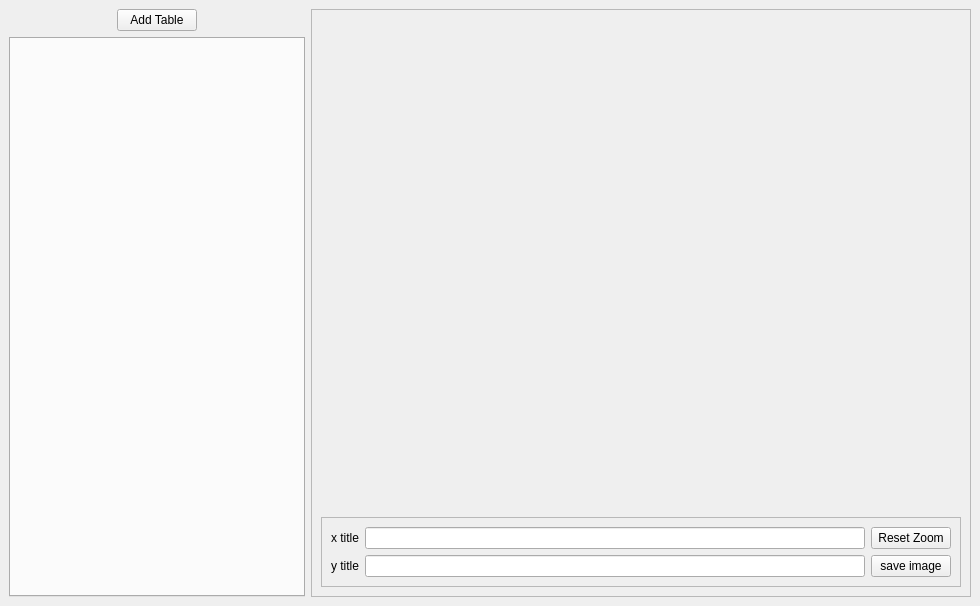
The window that WWplot/ui/application_window.ui (wwmm/wwplot) describes before a commit, drawn with Qt 5.
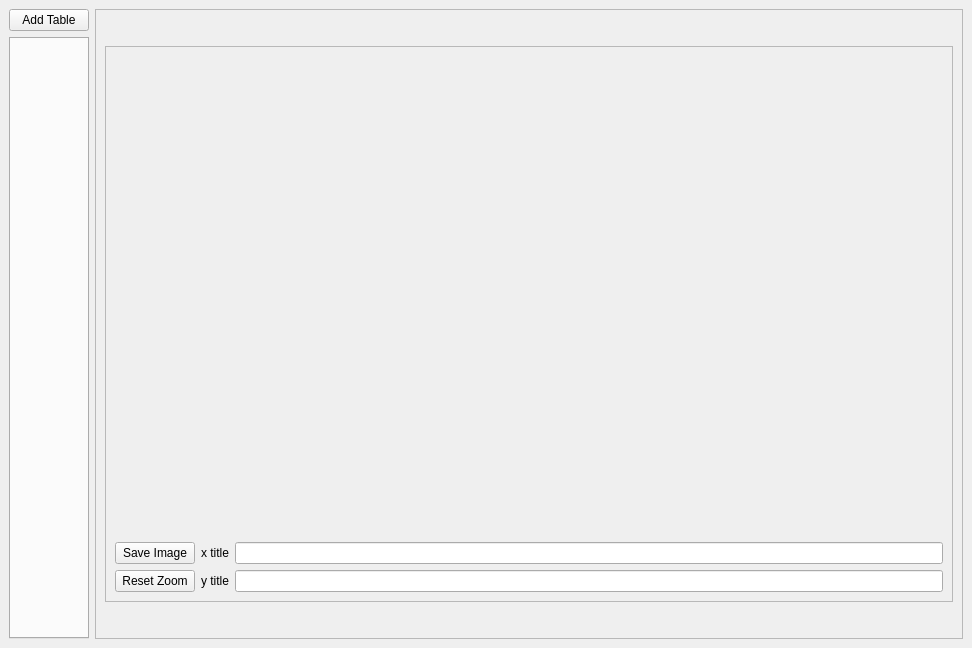
The same window after the commit. Custom widgets are drawn as their Qt base class.

Patch:
```diff
--- a/WWplot/ui/application_window.ui
+++ b/WWplot/ui/application_window.ui
@@ -6,8 +6,8 @@
    <rect>
     <x>0</x>
     <y>0</y>
-    <width>980</width>
-    <height>606</height>
+    <width>972</width>
+    <height>648</height>
    </rect>
   </property>
   <property name="sizePolicy">
@@ -33,7 +33,7 @@
     <item row="1" column="0">
      <widget class="QTabWidget" name="tab_widget">
       <property name="sizePolicy">
-       <sizepolicy hsizetype="MinimumExpanding" vsizetype="MinimumExpanding">
+       <sizepolicy hsizetype="Minimum" vsizetype="MinimumExpanding">
         <horstretch>0</horstretch>
         <verstretch>0</verstretch>
        </sizepolicy>
@@ -112,49 +112,45 @@
            <number>6</number>
           </property>
           <item row="1" column="1">
-           <widget class="QLineEdit" name="x_axis_title">
-            <property name="text">
-             <string/>
-            </property>
-            <property name="placeholderText">
-             <string/>
-            </property>
-            <property name="clearButtonEnabled">
-             <bool>false</bool>
-            </property>
-           </widget>
-          </item>
-          <item row="1" column="0">
            <widget class="QLabel" name="label_x_title">
             <property name="text">
              <string>x title</string>
             </property>
+            <property name="alignment">
+             <set>Qt::AlignRight|Qt::AlignTrailing|Qt::AlignVCenter</set>
+            </property>
+           </widget>
+          </item>
+          <item row="1" column="0">
+           <widget class="QPushButton" name="save_image">
+            <property name="sizePolicy">
+             <sizepolicy hsizetype="Minimum" vsizetype="Fixed">
+              <horstretch>0</horstretch>
+              <verstretch>0</verstretch>
+             </sizepolicy>
+            </property>
+            <property name="text">
+             <string>Save Image</string>
+            </property>
+           </widget>
+          </item>
+          <item row="1" column="3">
+           <widget class="QLineEdit" name="x_axis_title">
+            <property name="text">
+             <string/>
+            </property>
+            <property name="placeholderText">
+             <string/>
+            </property>
+            <property name="clearButtonEnabled">
+             <bool>false</bool>
+            </property>
            </widget>
           </item>
           <item row="2" column="0">
-           <widget class="QLabel" name="label_y_title">
-            <property name="text">
-             <string>y title</string>
-            </property>
-           </widget>
-          </item>
-          <item row="2" column="1">
-           <widget class="QLineEdit" name="y_axis_title">
-            <property name="text">
-             <string/>
-            </property>
-            <property name="placeholderText">
-             <string/>
-            </property>
-            <property name="clearButtonEnabled">
-             <bool>false</bool>
-            </property>
-           </widget>
-          </item>
-          <item row="1" column="2">
            <widget class="QPushButton" name="reset_zoom">
             <property name="sizePolicy">
-             <sizepolicy hsizetype="Fixed" vsizetype="Fixed">
+             <sizepolicy hsizetype="Minimum" vsizetype="Fixed">
               <horstretch>0</horstretch>
               <verstretch>0</verstretch>
              </sizepolicy>
@@ -167,26 +163,48 @@
             </property>
            </widget>
           </item>
-          <item row="2" column="2">
-           <widget class="QPushButton" name="save_image">
+          <item row="2" column="1">
+           <widget class="QLabel" name="label_y_title">
             <property name="text">
-             <string>save image</string>
+             <string>y title</string>
+            </property>
+            <property name="alignment">
+             <set>Qt::AlignRight|Qt::AlignTrailing|Qt::AlignVCenter</set>
+            </property>
+           </widget>
+          </item>
+          <item row="2" column="3">
+           <widget class="QLineEdit" name="y_axis_title">
+            <property name="text">
+             <string/>
+            </property>
+            <property name="placeholderText">
+             <string/>
+            </property>
+            <property name="clearButtonEnabled">
+             <bool>false</bool>
+            </property>
+           </widget>
+          </item>
+          <item row="0" column="3">
+           <widget class="Plot" name="plot" native="true">
+            <property name="sizePolicy">
+             <sizepolicy hsizetype="MinimumExpanding" vsizetype="MinimumExpanding">
+              <horstretch>0</horstretch>
+              <verstretch>0</verstretch>
+             </sizepolicy>
+            </property>
+            <property name="minimumSize">
+             <size>
+              <width>640</width>
+              <height>480</height>
+             </size>
             </property>
            </widget>
           </item>
          </layout>
         </widget>
        </item>
-       <item row="1" column="0" colspan="2">
-        <widget class="Plot" name="plot" native="true">
-         <property name="minimumSize">
-          <size>
-           <width>640</width>
-           <height>480</height>
-          </size>
-         </property>
-        </widget>
-       </item>
       </layout>
      </widget>
     </item>
```
